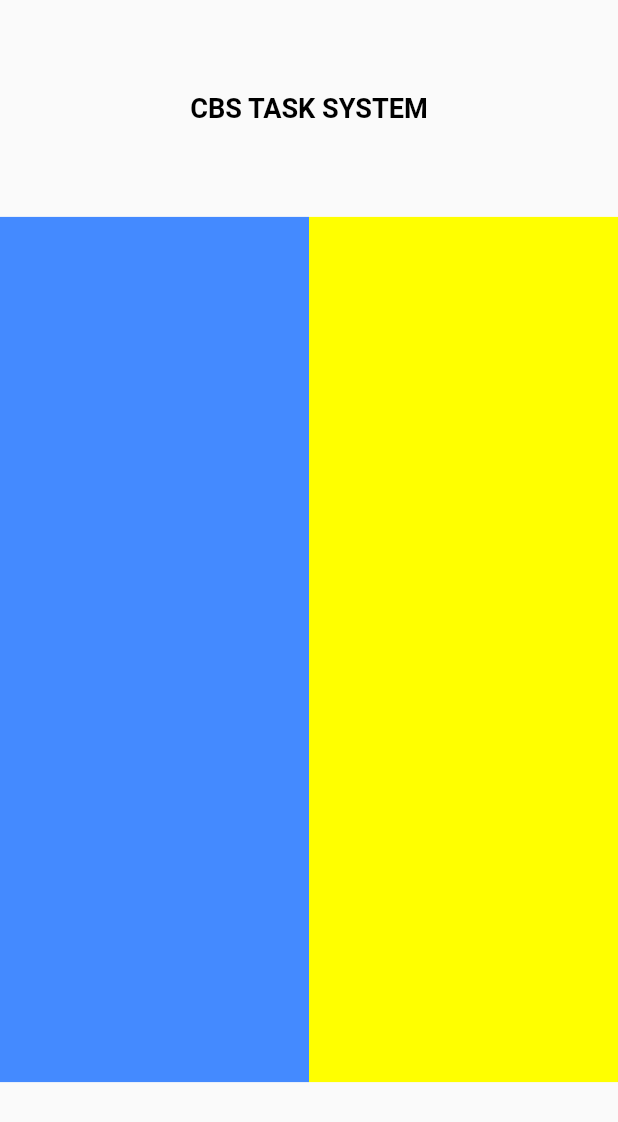
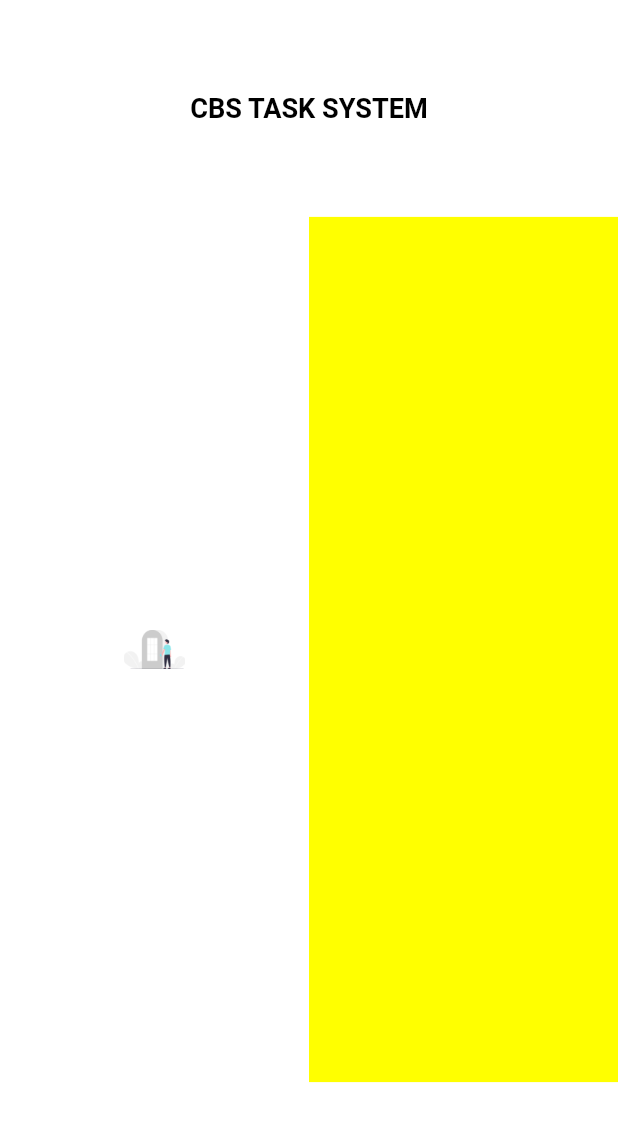
Before and after one commit to CBS-Developments/CBS-Task-System, a Flutter app: the screen it shows after launch, on a phone screen of 412 x 824 dp. Shown: the top 1122 px of the screen. Run offline on Flutter 3.47's test engine with Material 2 defaults, Android fonts, the phone set to English and light mode, and no system bars.

Commit message:
Add Components

```diff
--- a/task_system/lib/pages/login_page.dart
+++ b/task_system/lib/pages/login_page.dart
@@ -7,6 +7,7 @@ class LoginPage extends StatelessWidget {
   @override
   Widget build(BuildContext context) {
     return Scaffold(
+      backgroundColor: Colors.white,
       body: Center(
         child: Column(
           children: [
@@ -26,9 +27,11 @@ class LoginPage extends StatelessWidget {
             Row(
               children: [
                 Container(
+                  padding: EdgeInsets.all(imagePadding(context)),
                   width: imageContWidth(context),
                   height: imageContHeight(context),
-                  color: Colors.blueAccent,
+                  color: Colors.white,
+                  child: Image.asset('images/log.png'),
                 ),
 
                 Container(
--- a/task_system/lib/sizes/loginPage_Sizes.dart
+++ b/task_system/lib/sizes/loginPage_Sizes.dart
@@ -23,3 +23,7 @@ double imageContWidth(BuildContext context) {
 double imageContHeight(BuildContext context) {
   return (getPageHeight(context) * 0.7) ;
 }
+
+double imagePadding(BuildContext context) {
+  return (getPageHeight(context) * 0.1) ;
+}
--- a/task_system/pubspec.yaml
+++ b/task_system/pubspec.yaml
@@ -59,8 +59,8 @@ flutter:
   uses-material-design: true
 
   # To add assets to your application, add an assets section, like this:
-  # assets:
-  #   - images/a_dot_burr.jpeg
+  assets:
+    - images/
   #   - images/a_dot_ham.jpeg
 
   # An image asset can refer to one or more resolution-specific "variants", see
```
Also changed, not shown: task_system/images/log.png (added), task_system/lib/components/appBar_withDrawer.dart (added).
